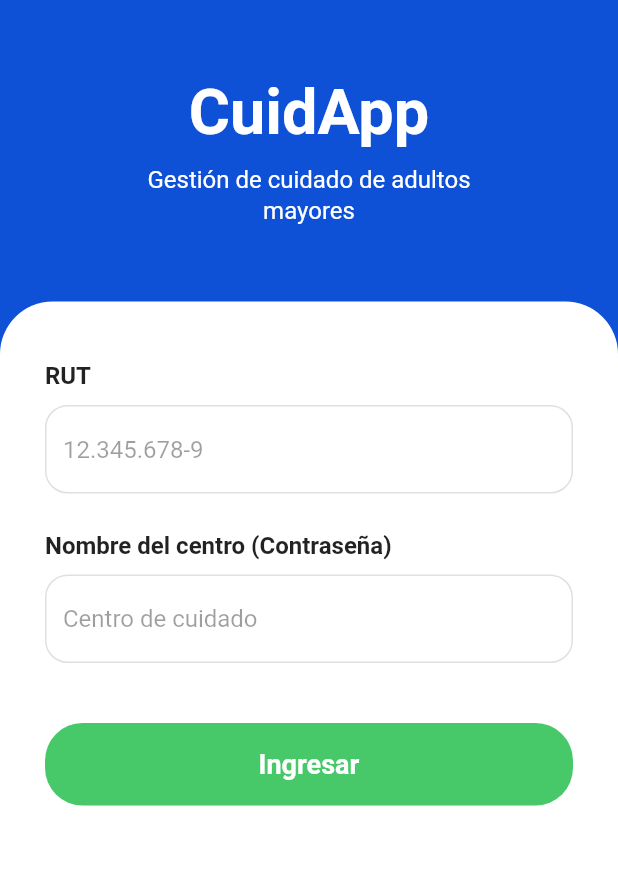
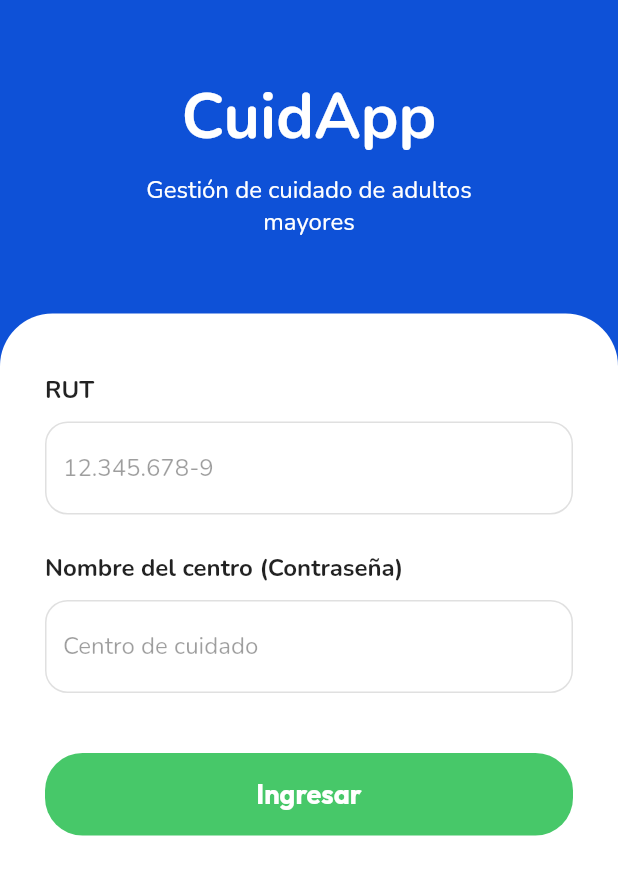
Before and after one commit to inna-m-f/Cuidapp, a Flutter app: the screen it shows after launch, on a phone screen of 412 x 824 dp. Shown: the top 875 px of the screen. Run offline on Flutter 3.47's test engine with Material 3 defaults, Android fonts, the phone set to English and light mode, and no system bars; our stand-ins replace cloud_firestore, firebase_auth, firebase_core, google_fonts; accounts and stored records are empty.

Commit message:
actualización de fonts

```diff
--- a/lib/core/theme.dart
+++ b/lib/core/theme.dart
@@ -1,4 +1,5 @@
 import 'package:flutter/material.dart';
+import 'package:google_fonts/google_fonts.dart';
 
 class AppTheme {
   static const Color white = Color(0xFFFFFFFF);
@@ -6,6 +7,8 @@ class AppTheme {
   static const Color green = Color(0xFF47C869);
 
   static ThemeData get theme {
+    final baseTextTheme = ThemeData.light().textTheme;
+
     return ThemeData(
       useMaterial3: false,
       primaryColor: blue,
@@ -15,11 +18,17 @@ class AppTheme {
         secondary: green,
         background: white,
       ),
-      appBarTheme: const AppBarTheme(
+      textTheme: GoogleFonts.nunitoTextTheme(baseTextTheme),
+      appBarTheme: AppBarTheme(
         backgroundColor: blue,
         elevation: 0,
         centerTitle: true,
-        shape: RoundedRectangleBorder(
+        titleTextStyle: GoogleFonts.outfit(
+          fontSize: 20,
+          fontWeight: FontWeight.bold,
+          color: white,
+        ),
+        shape: const RoundedRectangleBorder(
           borderRadius: BorderRadius.vertical(bottom: Radius.circular(20)),
         ),
       ),
@@ -32,11 +41,17 @@ class AppTheme {
             borderRadius: BorderRadius.circular(25),
           ),
           padding: const EdgeInsets.symmetric(vertical: 16),
+          textStyle: GoogleFonts.outfit(
+            fontWeight: FontWeight.bold,
+            fontSize: 16,
+          ),
         ),
       ),
       inputDecorationTheme: InputDecorationTheme(
         filled: true,
         fillColor: white,
+        labelStyle: GoogleFonts.nunito(color: Colors.grey.shade600),
+        hintStyle: GoogleFonts.nunito(color: Colors.grey.shade400),
         border: OutlineInputBorder(
           borderRadius: BorderRadius.circular(15),
           borderSide: BorderSide(color: Colors.grey.shade300),
```
